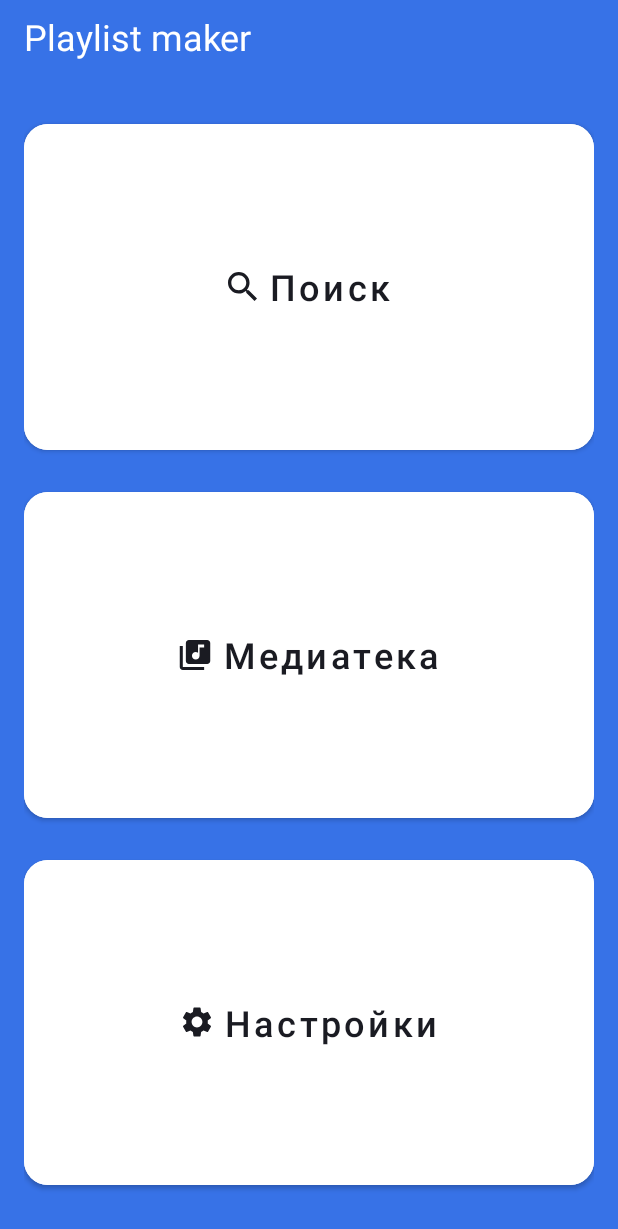
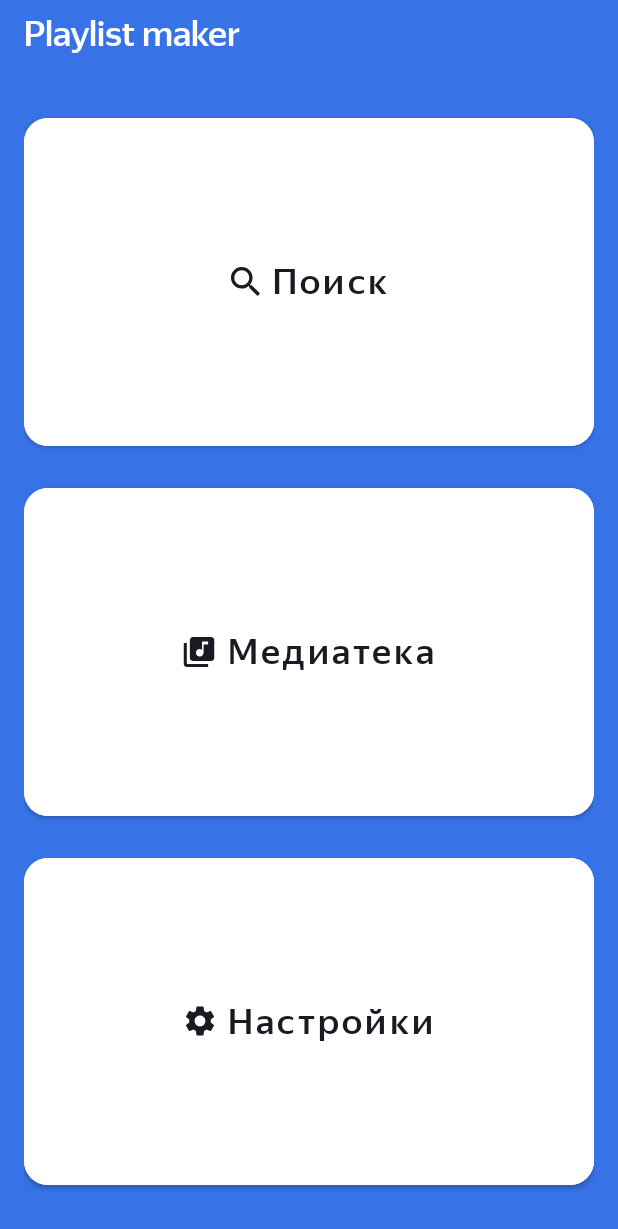
Before and after one commit to VaySpe/Playlist-Maker, an Android app: the screen it shows after launch (MainActivity), on a phone screen of 412 x 824 dp. Shown: the top 1229 px of the screen. Run offline under Robolectric (Android 15) with nearby library versions, the phone set to English and light mode, and no system bars.

Commit message:
Before HW 9 Part 1

```diff
--- a/app/src/main/res/layout/activity_main.xml
+++ b/app/src/main/res/layout/activity_main.xml
@@ -17,7 +17,8 @@
         android:textColor="@color/white"
         android:textSize="@dimen/big_text"
         android:paddingBottom="12dp"
-        android:paddingTop="8dp"/>
+        android:paddingTop="8dp"
+        android:fontFamily="@font/ys_display_medium"/>
 
     <LinearLayout
         android:layout_width="match_parent"
@@ -27,58 +28,21 @@
 
         <Button
             android:id="@+id/search"
-            android:layout_width="match_parent"
-            android:layout_height="match_parent"
-            android:layout_weight="1"
-            android:backgroundTint="@color/white"
-            app:cornerRadius="@dimen/small_padding"
             app:icon="@drawable/ic_search"
-            app:iconGravity="textStart"
-            app:iconTint="@color/black"
-            app:iconPadding="8dp"
             android:text="@string/search"
-            android:textColor="@color/black"
-            android:textSize="@dimen/big_text"
-            android:layout_marginVertical="8dp"
-            android:textAllCaps="false"
-            android:foreground="?attr/selectableItemBackground"/>
+            style="@style/MainButtonStyle"/>
 
         <Button
             android:id="@+id/library"
-            android:layout_width="match_parent"
-            android:layout_height="match_parent"
-            android:layout_weight="1"
-            android:backgroundTint="@color/white"
-            app:cornerRadius="@dimen/small_padding"
+            style="@style/MainButtonStyle"
             app:icon="@drawable/ic_library"
-            app:iconGravity="textStart"
-            app:iconTint="@color/black"
-            app:iconPadding="8dp"
-            android:text="@string/library"
-            android:textColor="@color/black"
-            android:textSize="@dimen/big_text"
-            android:layout_marginVertical="8dp"
-            android:textAllCaps="false"
-            android:foreground="?attr/selectableItemBackground"/>
+            android:text="@string/library"/>
 
         <Button
             android:id="@+id/settings"
-            android:layout_width="match_parent"
-            android:layout_height="match_parent"
-            android:layout_weight="1"
-            android:backgroundTint="@color/white"
-            app:cornerRadius="@dimen/small_padding"
+            style="@style/MainButtonStyle"
             app:icon="@drawable/ic_settings"
-            app:iconGravity="textStart"
-            app:iconTint="@color/black"
-            app:iconPadding="8dp"
-            android:text="@string/settings"
-            android:textColor="@color/black"
-            android:textSize="@dimen/big_text"
-            android:layout_marginVertical="8dp"
-            android:textAllCaps="false"
-            android:foreground="?attr/selectableItemBackground"/>
-
+            android:text="@string/settings"/>
 
     </LinearLayout>
 </LinearLayout>
--- a/app/src/main/res/layout/activity_settings.xml
+++ b/app/src/main/res/layout/activity_settings.xml
@@ -9,8 +9,7 @@
 
     <androidx.appcompat.widget.Toolbar
         android:id="@+id/settings_back"
-        android:layout_height="?attr/actionBarSize"
-        android:layout_width="match_parent"
+        style="@style/ToolbarStyle"
         app:navigationIcon="@drawable/arrow_back"
         app:title="@string/settings" />
 
--- a/app/src/main/res/values-night/themes.xml
+++ /dev/null
@@ -1,7 +0,0 @@
-<resources xmlns:tools="http://schemas.android.com/tools">
-    <!-- Base application theme. -->
-    <style name="Base.Theme.PlaylistMaker" parent="Theme.Material3.DayNight.NoActionBar">
-        <!-- Customize your dark theme here. -->
-        <!-- <item name="colorPrimary">@color/my_dark_primary</item> -->
-    </style>
-</resources>
--- a/app/src/main/res/values/styles.xml
+++ b/app/src/main/res/values/styles.xml
@@ -1,6 +1,29 @@
 <?xml version="1.0" encoding="utf-8"?>
 <resources>
+    <style name="Background">
+        <item name="android:background">@color/background</item>
+    </style>
     <style name="ToolbarStyle">
         <item name="android:orientation">horizontal</item>
+        <item name="android:layout_height">?attr/actionBarSize</item>
+        <item name="android:layout_width">match_parent</item>
+    </style>
+
+    <style name="MainButtonStyle">
+        <item name="android:layout_width">match_parent</item>
+        <item name="android:layout_height">match_parent</item>
+        <item name="android:layout_weight">1</item>
+        <item name="android:backgroundTint">@color/white</item>
+        <item name="cornerRadius">@dimen/small_padding</item>
+        <item name="android:textColor">@color/black</item>
+        <item name="android:textSize">@dimen/big_text</item>
+        <item name="android:layout_marginVertical">8dp</item>
+        <item name="android:textAllCaps">false</item>
+        <item name="android:foreground">?attr/selectableItemBackground</item>
+        <item name="iconGravity">textStart</item>
+        <item name="iconTint">@color/black</item>
+        <item name="iconPadding">8dp</item>
+        <item name="android:fontFamily">@font/ys_display_medium</item>
+        <item name="elevation">0dp</item>
     </style>
 </resources>
```
Also changed, not shown: app/src/main/res/font/ys_display_medium.ttf (added), app/src/main/res/font/ys_display_regular.ttf (added).
